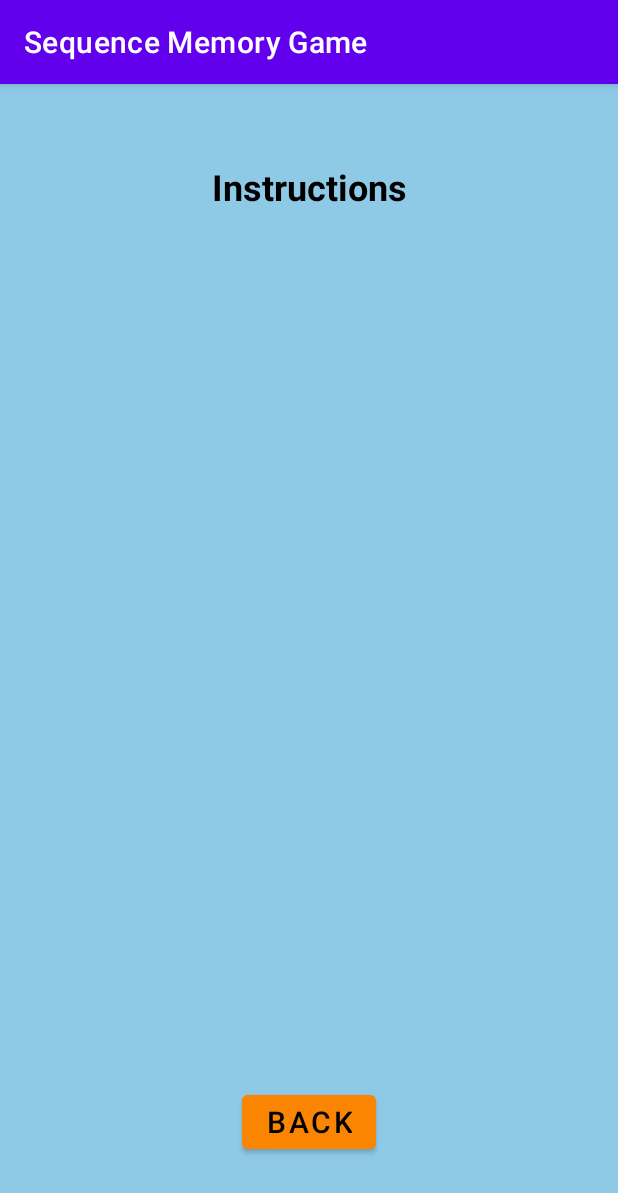
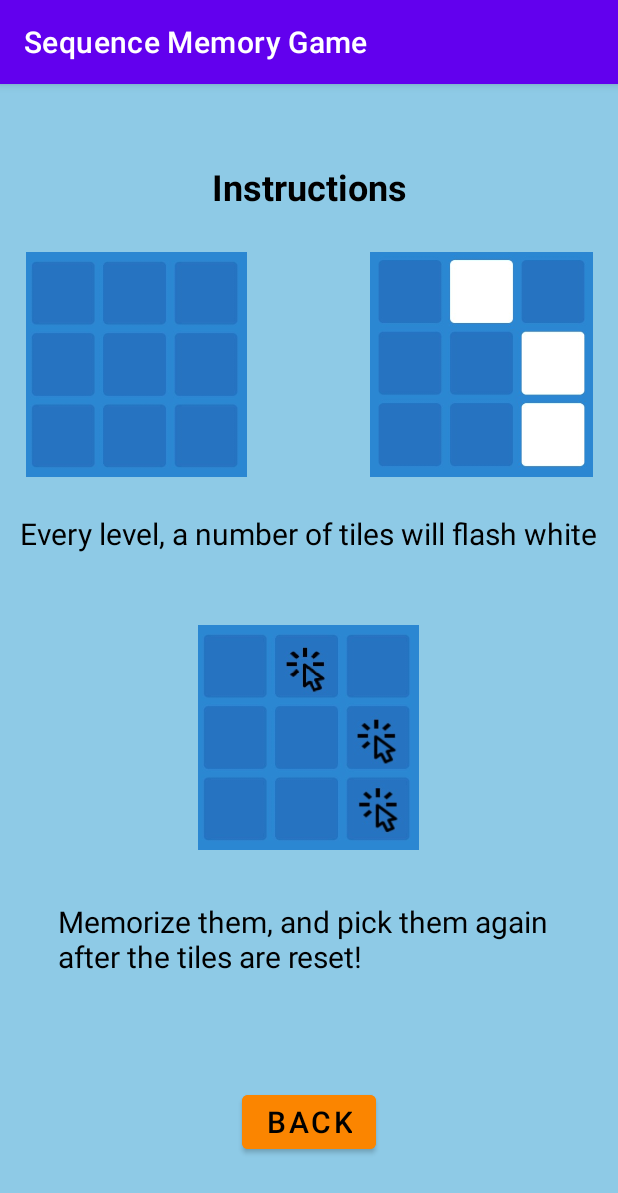
Before and after one commit to joaoedberaldo/sequence-memory-game, an Android app: the InstructionsActivity screen opened directly, with no data from a screen before it, on a phone screen of 412 x 824 dp. Shown: the top 1193 px of the screen. Run offline under Robolectric (Android 15) with nearby library versions, the phone set to English and light mode, and no system bars.

Commit message:
add screen models and finish instructionsActivity

```diff
--- a/mobile-app/app/src/main/AndroidManifest.xml
+++ b/mobile-app/app/src/main/AndroidManifest.xml
@@ -21,7 +21,9 @@
             <category android:name="android.intent.category.LAUNCHER" />
         </intent-filter>
     </activity>
+    <activity android:name=".InstructionsActivity" android:exported="true"/>
+    <activity android:name=".PlayActivity" android:exported="true"/>
+    <activity android:name=".HighScoreActivity" android:exported="true"/>
     <activity android:name=".DevActivity" android:exported="true"/>
-    <activity android:name=".InstructionsActivity" android:exported="true"/>
     </application>
 </manifest>
--- a/mobile-app/app/src/main/res/layout/activity_instructions.xml
+++ b/mobile-app/app/src/main/res/layout/activity_instructions.xml
@@ -41,4 +41,64 @@
         app:layout_constraintHorizontal_bias="0.0"
         app:layout_constraintStart_toStartOf="parent" />
 
+    <ImageView
+        android:id="@+id/imageView4"
+        android:layout_width="150dp"
+        android:layout_height="150dp"
+        android:layout_marginStart="16dp"
+        android:layout_marginTop="14dp"
+        app:layout_constraintStart_toStartOf="parent"
+        app:layout_constraintTop_toBottomOf="@+id/textView"
+        app:srcCompat="@drawable/grid1" />
+
+    <ImageView
+        android:id="@+id/imageView5"
+        android:layout_width="150dp"
+        android:layout_height="150dp"
+        android:layout_marginTop="14dp"
+        android:layout_marginEnd="16dp"
+        app:layout_constraintEnd_toEndOf="parent"
+        app:layout_constraintTop_toBottomOf="@+id/textView"
+        app:srcCompat="@drawable/grid2" />
+
+    <ImageView
+        android:id="@+id/imageView6"
+        android:layout_width="150dp"
+        android:layout_height="150dp"
+        android:layout_marginStart="130dp"
+        android:layout_marginTop="47dp"
+        android:layout_marginEnd="131dp"
+        app:layout_constraintEnd_toEndOf="parent"
+        app:layout_constraintStart_toStartOf="parent"
+        app:layout_constraintTop_toBottomOf="@+id/textView6"
+        app:srcCompat="@drawable/grid3" />
+
+    <TextView
+        android:id="@+id/textView6"
+        android:layout_width="wrap_content"
+        android:layout_height="wrap_content"
+        android:layout_marginStart="10dp"
+        android:layout_marginTop="24dp"
+        android:layout_marginEnd="10dp"
+        android:text="Every level, a number of tiles will flash white"
+        android:textColor="@color/black"
+        android:textSize="20sp"
+        app:layout_constraintEnd_toEndOf="parent"
+        app:layout_constraintStart_toStartOf="parent"
+        app:layout_constraintTop_toBottomOf="@+id/imageView4" />
+
+    <TextView
+        android:id="@+id/textView7"
+        android:layout_width="335dp"
+        android:layout_height="51dp"
+        android:layout_marginStart="38dp"
+        android:layout_marginTop="34dp"
+        android:layout_marginEnd="38dp"
+        android:text="Memorize them, and pick them again after the tiles are reset!"
+        android:textColor="@color/black"
+        android:textSize="20sp"
+        app:layout_constraintEnd_toEndOf="parent"
+        app:layout_constraintStart_toStartOf="parent"
+        app:layout_constraintTop_toBottomOf="@+id/imageView6" />
+
 </androidx.constraintlayout.widget.ConstraintLayout>
```
Also changed, not shown: mobile-app/app/src/main/java/com/example/sequencememorygame/HighScoreActivity.kt (added, +21 -0 lines), mobile-app/app/src/main/java/com/example/sequencememorygame/MainActivity.kt (+11 -0 lines), mobile-app/app/src/main/java/com/example/sequencememorygame/PlayActivity.kt (added, +21 -0 lines), mobile-app/app/src/main/res/layout/activity_highscore.xml (added, +44 -0 lines), mobile-app/app/src/main/res/layout/activity_play.xml (added, +44 -0 lines), mobile-app/app/src/main/res/drawable/grid1.jpg (added), mobile-app/app/src/main/res/drawable/grid2.jpg (added), mobile-app/app/src/main/res/drawable/grid3.jpg (added).
